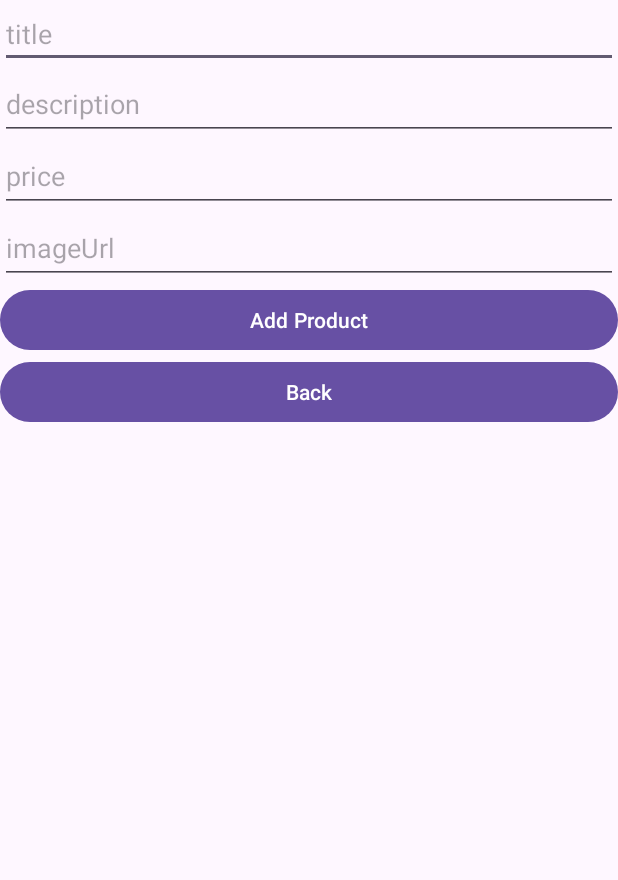
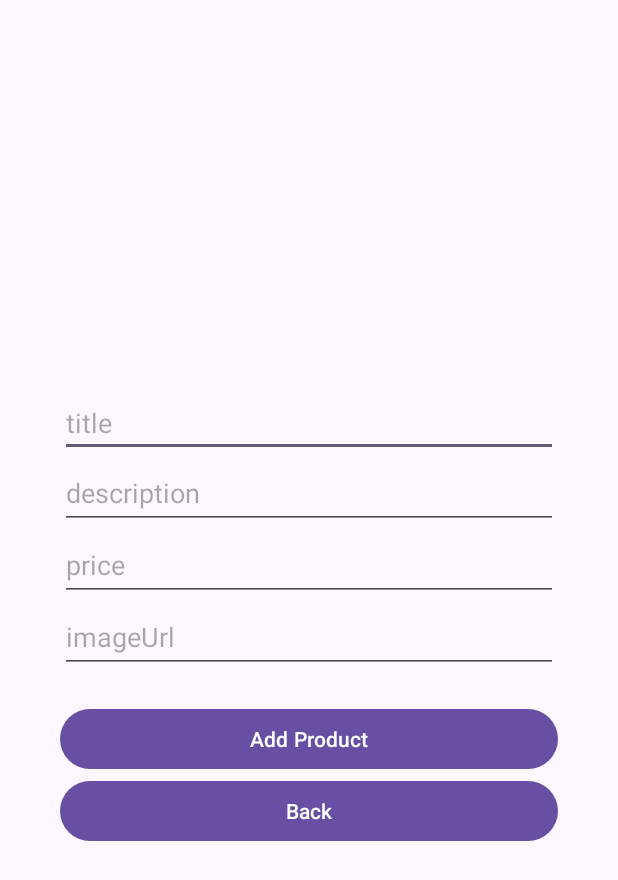
Before and after one commit to MurdMarauder/android-final, an Android app: the ProductAddActivity screen opened directly, with no data from a screen before it, on a phone screen of 412 x 824 dp. Shown: the top 880 px of the screen. Run offline under Robolectric (Android 15) with nearby library versions, the phone set to English and light mode, and no system bars; our stand-ins replace Firebase (no records; nobody signed in at launch, a user with empty details on screens opened directly).

Commit message:
Added pesos on the prices and updated styles of add product

```diff
--- a/app/src/main/java/com/example/android_finals_test/MainActivity.kt
+++ b/app/src/main/java/com/example/android_finals_test/MainActivity.kt
@@ -131,7 +131,7 @@ class MainActivity : AppCompatActivity() {
                     )
                     priceTv.layoutParams = priceTvParams
 
-                    priceTv.text = (price)
+                    priceTv.text = "Php. " + (price)
                     priceTv.textSize = 18F
                     priceTv.textAlignment = TextView.TEXT_ALIGNMENT_TEXT_START
                     priceTv.setTypeface(null, Typeface.BOLD)
@@ -153,7 +153,7 @@ class MainActivity : AppCompatActivity() {
                         productViewActivity.putExtra("photoUrl", imageUrl)
                         productViewActivity.putExtra("name", title)
                         productViewActivity.putExtra("description", description)
-                        productViewActivity.putExtra("price", price)
+                        productViewActivity.putExtra("price", "Php. " + price)
                         startActivity(productViewActivity)
                     }
 
--- a/app/src/main/res/layout/activity_product_add.xml
+++ b/app/src/main/res/layout/activity_product_add.xml
@@ -9,7 +9,9 @@
     <LinearLayout
         android:layout_width="match_parent"
         android:layout_height="match_parent"
-        android:orientation="vertical">
+        android:gravity="center_horizontal|center_vertical"
+        android:orientation="vertical"
+        android:padding="40dp">
 
         <EditText
             android:id="@+id/productAddTitleET"
@@ -41,6 +43,7 @@
             android:id="@+id/productAddImageUrlET"
             android:layout_width="match_parent"
             android:layout_height="wrap_content"
+            android:layout_marginBottom="20dp"
             android:ems="10"
             android:hint="imageUrl"
             android:inputType="text"
```
